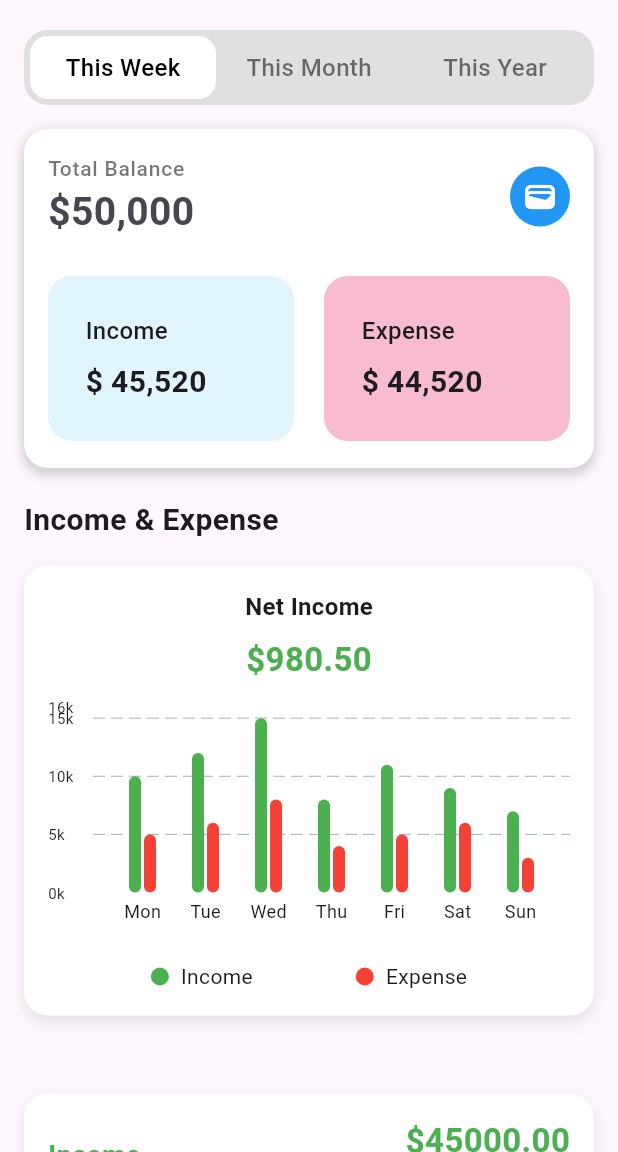
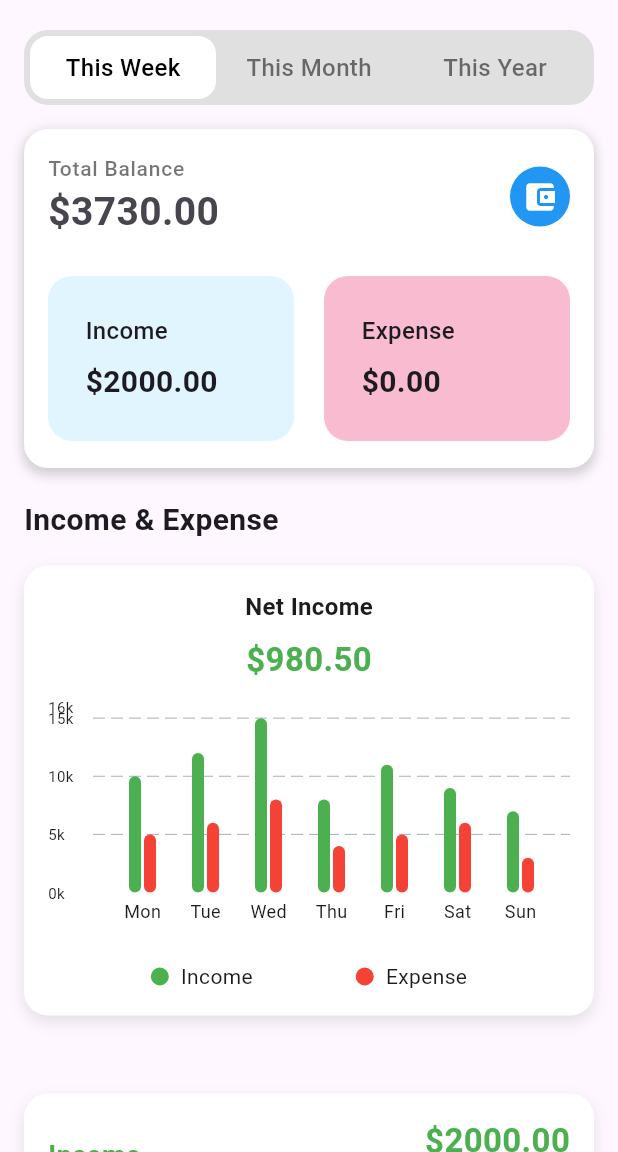
Before and after one commit to hamdi-ab/YegnaEqif, a Flutter app: the screen it shows after launch, item 2 of the bottom bar chosen, after a tap on "View report", on a phone screen of 412 x 824 dp, the part 84-1236 px from its top. Run offline on Flutter 3.47's test engine with Material 3 defaults, Android fonts, the light colour scheme and no system bars; drawn by our look-alikes of fl_chart; our stand-ins replace cloud_firestore, firebase_core, flutter_colorpicker, flutter_riverpod, flutter_speed_dial, font_awesome_flutter; missing offline and left inert: flutter_iconpicker; accounts and stored records are empty.

Commit message:
made the report generated dynamic apart from the bar graph

```diff
--- a/lib/screens/dashboard_screen.dart
+++ b/lib/screens/dashboard_screen.dart
@@ -4,9 +4,12 @@ import 'package:flutter/cupertino.dart';
 import 'package:flutter/material.dart';
 import 'package:flutter_riverpod/flutter_riverpod.dart';
 import 'package:yegna_eqif_new/data/data.dart';
+import 'package:yegna_eqif_new/providers/budget_provider.dart';
+import 'package:yegna_eqif_new/providers/category_provider.dart';
 import 'package:yegna_eqif_new/providers/time_period_provider.dart';
 import 'package:yegna_eqif_new/providers/transaction_provider.dart';
 
+import '../models/category.dart';
 import '../models/transaction.dart';
 
 class DashboardScreen extends StatelessWidget {
@@ -438,18 +441,48 @@ class CardWidget extends StatelessWidget {
   }
 }
 
-class TopSpending extends StatelessWidget {
+
+class TopSpending extends ConsumerWidget {
   const TopSpending({super.key});
 
   @override
-  Widget build(BuildContext context) {
+  Widget build(BuildContext context, WidgetRef ref) {
+    final transactions = ref.watch(transactionProvider);
+    final categories = ref.watch(categoryProvider);
+
+    // Calculate spending by category
+    final Map<String, double> spendingByCategory = {};
+
+    for (var transactionData in transactions) {
+      final transaction = transactionData['transaction'] as Transaction;
+      if (transaction.type == 'Expense') {
+        spendingByCategory.update(transaction.category, (value) => value + transaction.amount,
+            ifAbsent: () => transaction.amount);
+      }
+    }
+
+    // Sort categories by spending in descending order
+    final sortedCategories = spendingByCategory.entries
+        .map((entry) {
+      final category = categories.firstWhere((category) => category.name == entry.key);
+      return {
+        'category': category,
+        'amount': entry.value,
+      };
+    })
+        .toList()
+      ..sort((a, b) => (b['amount'] as double).compareTo(a['amount'] as double));
+
     return SizedBox(
       height: 160,
       child: ListView.builder(
         scrollDirection: Axis.horizontal,
-        itemCount: myTransactionalData.length,
+        itemCount: sortedCategories.length,
         itemBuilder: (context, index) {
-          final item = myTransactionalDataTwo[index];
+          final item = sortedCategories[index];
+          final category = item['category'] as Category;
+          final amount = item['amount'] as double;
+
           return Container(
             width: 110,
             margin: const EdgeInsets.symmetric(horizontal: 8, vertical: 10),
@@ -478,18 +511,23 @@ class TopSpending extends StatelessWidget {
                   width: 70,
                   height: 70,
                   decoration: BoxDecoration(
-                    color: item['backgroundColor'],
+                    color: category.color,
                     borderRadius: BorderRadius.circular(20),
                   ),
                   child: Icon(
-                    item['icon'],
-                    color: item['color'],
+                    category.icon,
+                    color: Colors.white,
                   ),
                 ),
                 const SizedBox(height: 8),
                 Text(
-                  item['label'],
-                  style: Theme.of(context).textTheme.bodySmall,
+                  category.name,
+                  style: Theme.of(context).textTheme.bodySmall?.copyWith(fontWeight: FontWeight.bold),
+                ),
+                const SizedBox(height: 4),
+                Text(
+                  '\$${amount.toStringAsFixed(2)}',
+                  style: Theme.of(context).textTheme.bodySmall?.copyWith(fontWeight: FontWeight.bold, color: Colors.red),
                 ),
               ],
             ),
@@ -501,18 +539,32 @@ class TopSpending extends StatelessWidget {
 }
 
 
-class MonthlyBudget extends StatelessWidget {
+
+class MonthlyBudget extends ConsumerWidget {
   @override
-  Widget build(BuildContext context) {
+  Widget build(BuildContext context, WidgetRef ref) {
+
+    final budgets = ref.watch(budgetProvider);
+    final categories = ref.watch(categoryProvider);
+
+    // Helper function to get category details
+    Category getCategoryDetails(String categoryId) {
+      return categories.firstWhere(
+            (cat) => cat.id == categoryId,
+        orElse: () => Category(id: '', name: 'Unknown', icon: Icons.category, color: Colors.grey),
+      );
+    }
+
     return SizedBox(
       height: 170,
       child: ListView.builder(
         scrollDirection: Axis.horizontal,
-        itemCount: myTransactionalDataTwo.length,
+        itemCount: 3,
         itemBuilder: (context, index) {
-          final item = myTransactionalDataTwo[index];
-          final double progress = item['progress'];
-          final Color progressColor = item['color'];
+          final budget = budgets[index];
+          final category = getCategoryDetails(budget.categoryId);
+          final double progress = budget.spentAmount / budget.allocatedAmount;
+          final Color progressColor = category.color;
 
           return Container(
             width: 230,
@@ -544,9 +596,9 @@ class MonthlyBudget extends StatelessWidget {
                   children: [
                     CircleAvatar(
                       radius: 20,
-                      backgroundColor: item['backgroundColor'],
+                      backgroundColor: progressColor.withOpacity(0.1),
                       child: Icon(
-                        item['icon'],
+                        category.icon,
                         color: progressColor,
                       ),
                     ),
@@ -555,11 +607,11 @@ class MonthlyBudget extends StatelessWidget {
                       crossAxisAlignment: CrossAxisAlignment.start,
                       children: [
                         Text(
-                          item['label'],
+                          category.name,
                           style: const TextStyle(fontSize: 18, fontWeight: FontWeight.bold),
                         ),
                         Text(
-                          '\$${item['total'].toStringAsFixed(0)} total',
+                          '\$${budget.allocatedAmount.toStringAsFixed(0)} total',
                           style: Theme.of(context).textTheme.bodySmall,
                         ),
                       ],
@@ -590,7 +642,7 @@ class MonthlyBudget extends StatelessWidget {
                           Padding(
                             padding: const EdgeInsets.only(left: 8),
                             child: Text(
-                              '\$${(progress * item['total']).toStringAsFixed(0)} ',
+                              '\$${(budget.spentAmount).toStringAsFixed(0)} ',
                               style: const TextStyle(
                                 fontSize: 12,
                                 fontWeight: FontWeight.bold,
@@ -601,7 +653,7 @@ class MonthlyBudget extends StatelessWidget {
                           Padding(
                             padding: const EdgeInsets.only(right: 8),
                             child: Text(
-                              '\$${item['total']}',
+                              '\$${budget.allocatedAmount}',
                               style: const TextStyle(
                                 fontSize: 12,
                                 fontWeight: FontWeight.bold,
--- a/lib/screens/reports_generated_screen.dart
+++ b/lib/screens/reports_generated_screen.dart
@@ -1,7 +1,13 @@
 import 'package:flutter/material.dart';
+import 'package:flutter_riverpod/flutter_riverpod.dart';
 import 'package:yegna_eqif_new/data/data.dart';
+import 'package:yegna_eqif_new/providers/category_provider.dart';
 import 'package:yegna_eqif_new/screens/reports_screen.dart';
 import 'package:fl_chart/fl_chart.dart';
+
+import '../models/transaction.dart';
+import '../providers/time_period_provider.dart';
+import '../providers/transaction_provider.dart';
 
 class ReportsGeneratedScreen extends StatelessWidget {
   const ReportsGeneratedScreen({super.key});
@@ -27,9 +33,44 @@ class ReportsGeneratedScreen extends StatelessWidget {
               const SizedBox(height: 20),
               TimePeriodToggle(),
               const SizedBox(height: 16),
-              Container(
+              TotalBalanceContainer(),
+              const SizedBox(height: 20),
+              Padding(
+                padding: const EdgeInsets.only(left: 16.0),
+                child: Text('Income & Expense', style: TextStyle(fontSize: 20, fontWeight: FontWeight.bold)),
+              ),
+              WeeklyNetIncomeCard(),
+              SizedBox(height: 20),
+              IncomeExpenseBreakdownCard(title: 'Income'),
+              IncomeExpenseBreakdownCard(title: 'Expense')
+            ],
+          ),
+        ),
+      ),
+    );
+  }
+}
+
+class TotalBalanceContainer extends ConsumerWidget {
+  const TotalBalanceContainer({Key? key}) : super(key: key);
+
+  @override
+  Widget build(BuildContext context, WidgetRef ref) {
+    final transactions = ref.watch(transactionProvider);
+
+    // Calculate total balance
+    final double totalBalance = transactions.fold(0, (sum, transaction) {
+      if (transaction['transaction'].type == 'Income') {
+        return sum + transaction['transaction'].amount;
+      } else if (transaction['transaction'].type == 'Expense') {
+        return sum - transaction['transaction'].amount;
+      }
+      return sum;
+    });
+
+    return Container(
       padding: const EdgeInsets.only(top: 8.0, bottom: 18.0, left: 16.0, right: 16.0),
-                margin:const EdgeInsets.symmetric(horizontal: 16.0) ,
+      margin: const EdgeInsets.symmetric(horizontal: 16.0),
       decoration: BoxDecoration(
         borderRadius: BorderRadius.circular(16),
         color: Colors.white,
@@ -50,52 +91,20 @@ class ReportsGeneratedScreen extends StatelessWidget {
           ),
         ],
       ),
-                child: const Column(
+      child: Column(
         children: [
           ListTile(
             contentPadding: EdgeInsets.zero,
-                      title: Text('Total Balance', style: TextStyle(fontSize: 14, fontWeight: FontWeight.w500, color: Colors.black54),),
-                      subtitle: Text('\$50,000', style: TextStyle(fontSize: 26, fontWeight: FontWeight.bold),),
-                      trailing: CircleAvatar(
+            title: const Text('Total Balance', style: TextStyle(fontSize: 14, fontWeight: FontWeight.w500, color: Colors.black54)),
+            subtitle: Text('\$${totalBalance.toStringAsFixed(2)}', style: const TextStyle(fontSize: 26, fontWeight: FontWeight.bold)),
+            trailing: const CircleAvatar(
               backgroundColor: Colors.blue,
-                        child: Icon(Icons.wallet, color: Colors.white,),
+              child: Icon(Icons.account_balance_wallet, color: Colors.white),
             ),
           ),
-                    SizedBox(height: 16),
-                    Row(
-                      children: [
-                        Expanded(
-                          child: SummaryCard(
-                            title: 'Income',
-                            amount: '\$ 45,520',
-                            color: Color(0xFFE1F5FE), // Light Blue Accent
-                          ),
-                        ),
-                        SizedBox(width: 20),
-                        Expanded(
-                          child: SummaryCard(
-                            title: 'Expense',
-                            amount: '\$ 44,520',
-                            color: Color(0xFFF8BBD0), // Pink Accent
-                          ),
-                        ),
+          const SizedBox(height: 16),
+          const SummaryCardContainer(),
         ],
-                    ),
-                  ],
-                ),
-              ),
-              const SizedBox(height: 20),
-              Padding(
-                padding: const EdgeInsets.only(left: 16.0),
-                child: Text('Income & Expense', style: TextStyle(fontSize: 20, fontWeight: FontWeight.bold)),
-              ),
-              WeeklyNetIncomeCard(),
-              SizedBox(height: 20),
-              IncomeExpenseBreakdownCard(title: 'Income', totalValue: 45000.0,categoryData: incomeCategoryData),
-              IncomeExpenseBreakdownCard(title: 'Expense', totalValue: 39875.0, categoryData: expenseCategoryData)
-            ],
-          ),
-        ),
       ),
     );
   }
@@ -220,20 +229,58 @@ class WeeklyNetIncomeCard extends StatelessWidget {
 }
 
 
-class IncomeExpenseBreakdownCard extends StatelessWidget {
+class IncomeExpenseBreakdownCard extends ConsumerWidget {
   final String title; // "Income" or "Expense"
-  final double totalValue; // Total value like $45,500 or $12,300
-  final List<Map<String, dynamic>> categoryData;
 
   IncomeExpenseBreakdownCard({
     required this.title,
-    required this.totalValue,
-    required this.categoryData,
   });
 
   @override
-  Widget build(BuildContext context) {
-    bool isIncome = title == 'Income'; // Determines if it's income or expense
+  Widget build(BuildContext context, WidgetRef ref) {
+    final transactions = ref.watch(transactionProvider);
+    final selectedTimePeriod = ref.watch(timePeriodProvider);
+    final categories = ref.watch(categoryProvider);
+    final isIncome = title == 'Income';
+
+    // Filter the transactions based on the selected time period
+    final filteredTransactions = transactions.where((transactionData) {
+      final transaction = transactionData['transaction'] as Transaction;
+      final now = DateTime.now();
+      switch (selectedTimePeriod) {
+        case TimePeriod.week:
+          return transaction.date.isAfter(now.subtract(Duration(days: 7)));
+        case TimePeriod.month:
+          return transaction.date.isAfter(now.subtract(Duration(days: 30)));
+        case TimePeriod.year:
+          return transaction.date.isAfter(now.subtract(Duration(days: 365)));
+        default:
+          return true;
+      }
+    }).map((transactionData) => transactionData['transaction'] as Transaction).toList();
+
+    // Filter transactions based on type (Income or Expense)
+    final filteredByType = filteredTransactions.where((transaction) => transaction.type == (isIncome ? 'Income' : 'Expense')).toList();
+
+    // Calculate total value
+    final double totalValue = filteredByType.fold(0, (sum, transaction) => sum + transaction.amount);
+
+    // Calculate category data
+    final categoryData = categories.map((category) {
+      final double categoryTotal = filteredByType
+          .where((transaction) => transaction.category == category.name)
+          .fold(0, (sum, transaction) => sum + transaction.amount);
+
+      final double percent = totalValue != 0 ? (categoryTotal / totalValue) * 100 : 0;
+
+      return {
+        'name': category.name,
+        'amount': categoryTotal,
+        'percent': percent,
+        'color': category.color,
+        'icon': category.icon,
+      };
+    }).where((data) => (data['amount'] as double) > 0).toList();
 
     return Container(
       margin: const EdgeInsets.all(16.0),
@@ -296,10 +343,10 @@ class IncomeExpenseBreakdownCard extends StatelessWidget {
               PieChartData(
                 sections: categoryData.map((data) {
                   return PieChartSectionData(
-                    color: data['color'],
-                    value: data['value'].toDouble(),
-                    title: '${data['percent']}%',
-                    radius: data['isHovered'] ? 60 : 50,
+                    color: data['color'] as Color,
+                    value: data['amount'] as double,
+                    title: '${(data['percent'] as double).toStringAsFixed(1)}%',
+                    radius: 50,
                     titleStyle: const TextStyle(
                       fontSize: 14,
                       fontWeight: FontWeight.bold,
@@ -309,14 +356,6 @@ class IncomeExpenseBreakdownCard extends StatelessWidget {
                 }).toList(),
                 sectionsSpace: 4,
                 centerSpaceRadius: 40,
-                pieTouchData: PieTouchData(
-                  touchCallback: (event, pieTouchResponse) {
-                    if (pieTouchResponse != null &&
-                        pieTouchResponse.touchedSection != null) {
-                      // Handle hover/interaction logic here.
-                    }
-                  },
-                ),
               ),
             ),
           ),
@@ -331,22 +370,22 @@ class IncomeExpenseBreakdownCard extends StatelessWidget {
                   ListTile(
                     contentPadding: EdgeInsets.zero,
                     leading: CircleAvatar(
-                      backgroundColor: category['color'],
-                      child: Icon(category['icon'], color: Colors.white),
+                      backgroundColor: category['color'] as Color,
+                      child: Icon(category['icon'] as IconData , color: Colors.white),
                     ),
                     title: Text(
-                      category['name'],
+                      category['name'] as String,
                       style: const TextStyle(fontSize: 16, fontWeight: FontWeight.bold),
                     ),
                     trailing: Column(
                       crossAxisAlignment: CrossAxisAlignment.end,
                       children: [
                         Text(
-                          '\$${category['amount']}',
+                          '\$${(category['amount'] as double) .toStringAsFixed(2)}',
                           style: const TextStyle(fontSize: 16, fontWeight: FontWeight.bold),
                         ),
                         Text(
-                          '${category['percent']}%',
+                          '${(category['percent'] as double).toStringAsFixed(1)}%',
                           style: const TextStyle(fontSize: 14, color: Colors.black54),
                         ),
                       ],
@@ -360,16 +399,16 @@ class IncomeExpenseBreakdownCard extends StatelessWidget {
                         height: 8,
                         width: double.infinity,
                         decoration: BoxDecoration(
-                          color: category['color'].withOpacity(0.2),
+                          color: (category['color'] as Color).withOpacity(0.2),
                           borderRadius: BorderRadius.circular(8),
                         ),
                       ),
                       // Filled progress bar
                       Container(
                         height: 8,
-                        width: MediaQuery.of(context).size.width * category['percent'] / 100,
+                        width: MediaQuery.of(context).size.width * (category['percent'] as double) / 100,
                         decoration: BoxDecoration(
-                          color: category['color'],
+                          color: category['color'] as Color,
                           borderRadius: BorderRadius.circular(8),
                         ),
                       ),
```
Also changed, not shown: lib/repositories/local_budget_repository.dart (+47 -5 lines), lib/repositories/local_category_repository.dart (+31 -2 lines), lib/repositories/local_transaction_repository.dart (+67 -3 lines). Lines whose indentation alone changed are shown as unchanged.
